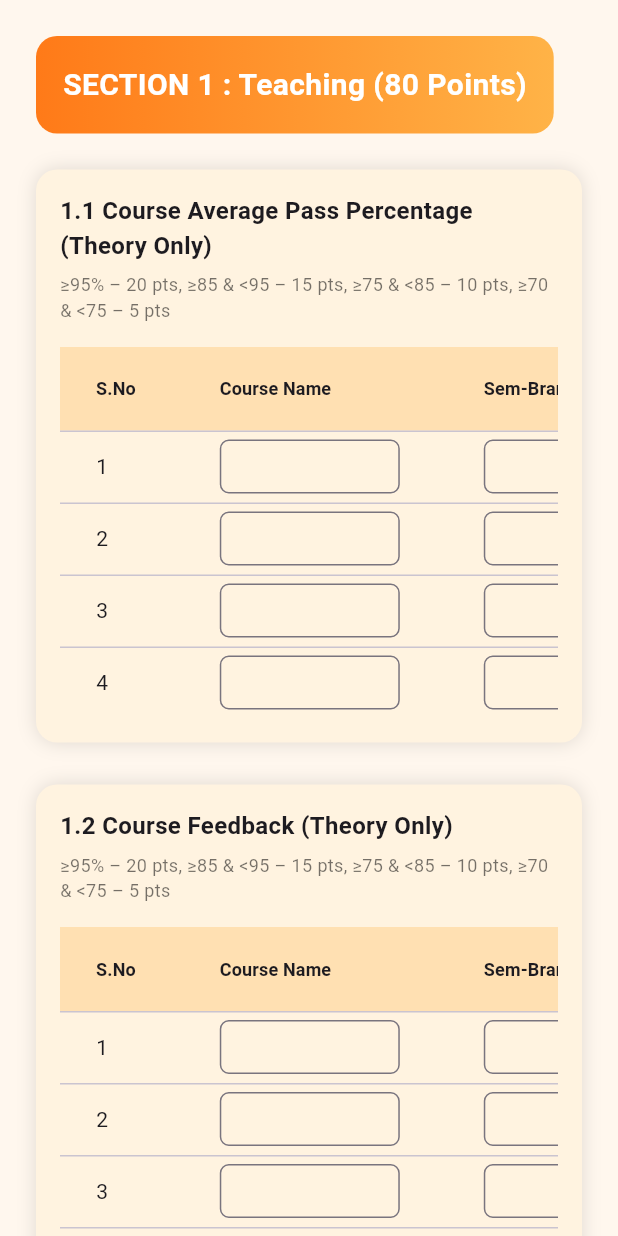
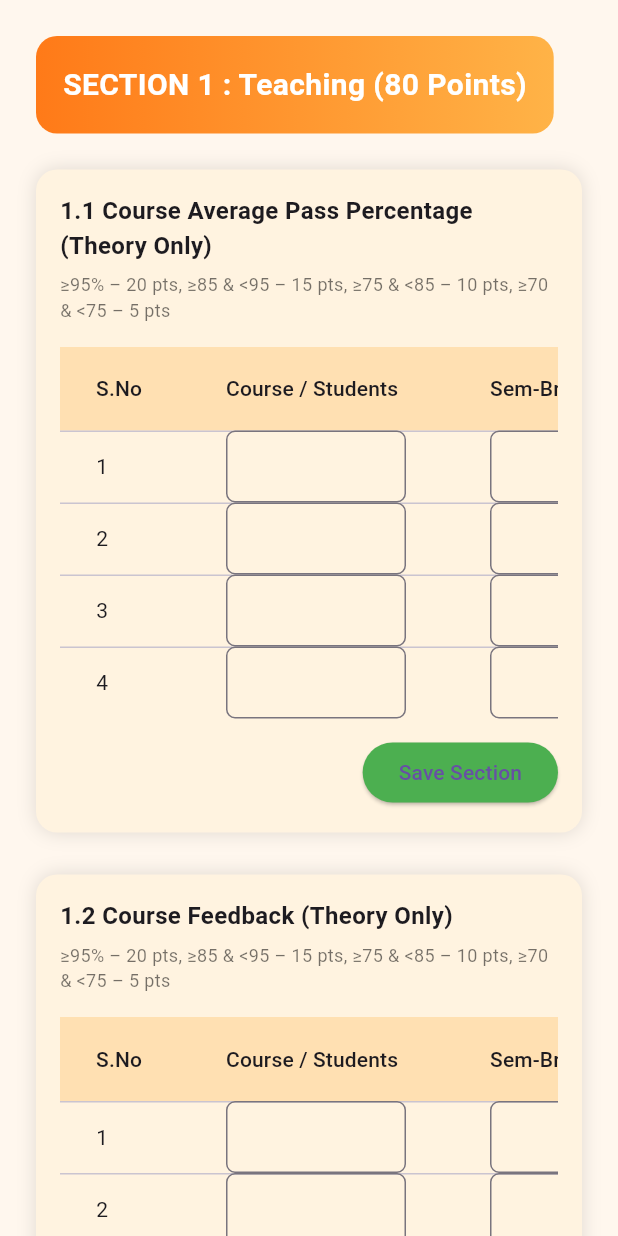
Before and after one commit to haribabu-ctrl/facultyproject1, a Flutter app: the TeachingPage widget shown alone on an empty page, opened directly, on a phone screen of 412 x 824 dp. Run offline on Flutter 3.47's test engine with Material 3 defaults, Android fonts, the light colour scheme and no system bars; our stand-ins replace google_fonts.

Commit message:
Made updates to the project

```diff
--- a/lib/Screens/portofiloscreen/portofilopage.dart
+++ b/lib/Screens/portofiloscreen/portofilopage.dart
@@ -40,7 +40,8 @@ class _FacultyPortfolioPageState extends State<FacultyPortfolioPage> {
   }
 
   double get totalWithoutInterpersonal =>
-      scores.entries.where((e) => e.key != "Interpersonal Skills")
+      scores.entries
+          .where((e) => e.key != "Interpersonal Skills")
           .fold(0, (sum, e) => sum + e.value);
 
   double get grandTotal =>
@@ -49,6 +50,11 @@ class _FacultyPortfolioPageState extends State<FacultyPortfolioPage> {
   @override
   Widget build(BuildContext context) {
     return Scaffold(
+      appBar: AppBar(
+        title: const Text("Faculty Portfolio"),
+        centerTitle: true,
+        backgroundColor: const Color(0xffFF7A18),
+      ),
       backgroundColor: const Color(0xffF6F6F6),
       body: SingleChildScrollView(
         padding: const EdgeInsets.all(20),
@@ -67,14 +73,19 @@ class _FacultyPortfolioPageState extends State<FacultyPortfolioPage> {
               child: const Column(
                 crossAxisAlignment: CrossAxisAlignment.start,
                 children: [
-                  Text("Faculty Performance Portfolio",
+                  Text(
+                    "Faculty Performance Portfolio",
                     style: TextStyle(
                       fontSize: 24,
                       fontWeight: FontWeight.bold,
-                          color: Colors.white)),
+                      color: Colors.white,
+                    ),
+                  ),
                   SizedBox(height: 6),
-                  Text("Annual Review (2025–26)",
-                      style: TextStyle(color: Colors.white70)),
+                  Text(
+                    "Annual Review (2025–26)",
+                    style: TextStyle(color: Colors.white70),
+                  ),
                 ],
               ),
             ),
@@ -105,8 +116,6 @@ class _FacultyPortfolioPageState extends State<FacultyPortfolioPage> {
     );
   }
 
-  /// ================== WIDGETS ==================
-
   Widget _scoreCard(String title) {
     final max = maxScores[title]!;
     final value = scores[title]!;
@@ -117,11 +126,11 @@ class _FacultyPortfolioPageState extends State<FacultyPortfolioPage> {
       decoration: BoxDecoration(
         color: Colors.white,
         borderRadius: BorderRadius.circular(18),
-        boxShadow: [
+        boxShadow: const [
           BoxShadow(
             color: Colors.black12,
             blurRadius: 10,
-          )
+          ),
         ],
       ),
       child: Column(
@@ -132,8 +141,7 @@ class _FacultyPortfolioPageState extends State<FacultyPortfolioPage> {
               CircleAvatar(
                 backgroundColor:
                     indicatorColor(value, max).withOpacity(0.15),
-                child: Icon(icons[title],
-                    color: indicatorColor(value, max)),
+                child: Icon(icons[title], color: indicatorColor(value, max)),
               ),
               const Spacer(),
               Text("Max ${max.toInt()}",
@@ -142,8 +150,8 @@ class _FacultyPortfolioPageState extends State<FacultyPortfolioPage> {
           ),
           const SizedBox(height: 12),
           Text(title,
-              style:
-                  const TextStyle(fontSize: 16, fontWeight: FontWeight.bold)),
+              style: const TextStyle(
+                  fontSize: 16, fontWeight: FontWeight.bold)),
           const SizedBox(height: 8),
           TextField(
             keyboardType: TextInputType.number,
@@ -176,12 +184,16 @@ class _FacultyPortfolioPageState extends State<FacultyPortfolioPage> {
     return Container(
       padding: const EdgeInsets.all(20),
       decoration: BoxDecoration(
-          color: Colors.white, borderRadius: BorderRadius.circular(18)),
+        color: Colors.white,
+        borderRadius: BorderRadius.circular(18),
+      ),
       child: Column(
         crossAxisAlignment: CrossAxisAlignment.start,
         children: [
-          const Text("Performance Summary",
-              style: TextStyle(fontSize: 18, fontWeight: FontWeight.bold)),
+          const Text(
+            "Performance Summary",
+            style: TextStyle(fontSize: 18, fontWeight: FontWeight.bold),
+          ),
           const SizedBox(height: 16),
           _summaryRow("Total Score", totalWithoutInterpersonal, 200),
           _summaryRow("Grand Total", grandTotal, 250),
@@ -212,20 +224,23 @@ class _FacultyPortfolioPageState extends State<FacultyPortfolioPage> {
     return Container(
       padding: const EdgeInsets.all(20),
       decoration: BoxDecoration(
-          color: Colors.white, borderRadius: BorderRadius.circular(18)),
+        color: Colors.white,
+        borderRadius: BorderRadius.circular(18),
+      ),
       child: Column(
         crossAxisAlignment: CrossAxisAlignment.start,
         children: [
-          const Text("Detailed Performance Breakdown",
-              style: TextStyle(fontSize: 18, fontWeight: FontWeight.bold)),
+          const Text(
+            "Detailed Performance Breakdown",
+            style: TextStyle(fontSize: 18, fontWeight: FontWeight.bold),
+          ),
           const SizedBox(height: 16),
           Table(
             border: TableBorder.all(color: Colors.grey.shade300),
             children: [
               _row("Category", "Max", "Score", "%", header: true),
               ...scores.keys.map((k) {
-                final percent =
-                    (scores[k]! / maxScores[k]!) * 100;
+                final percent = (scores[k]! / maxScores[k]!) * 100;
                 return _row(
                   k,
                   maxScores[k]!.toInt().toString(),
@@ -233,13 +248,20 @@ class _FacultyPortfolioPageState extends State<FacultyPortfolioPage> {
                   "${percent.toStringAsFixed(0)}%",
                 );
               }),
-              _row("Total (without Interpersonal)", "200",
+              _row(
+                "Total (without Interpersonal)",
+                "200",
                 totalWithoutInterpersonal.toInt().toString(),
-                  "${(totalWithoutInterpersonal / 200 * 100).toStringAsFixed(0)}%"),
-              _row("Grand Total", "250", grandTotal.toInt().toString(),
-                  "${(grandTotal / 250 * 100).toStringAsFixed(0)}%"),
+                "${(totalWithoutInterpersonal / 200 * 100).toStringAsFixed(0)}%",
+              ),
+              _row(
+                "Grand Total",
+                "250",
+                grandTotal.toInt().toString(),
+                "${(grandTotal / 250 * 100).toStringAsFixed(0)}%",
+              ),
             ],
-          )
+          ),
         ],
       ),
     );
@@ -248,15 +270,18 @@ class _FacultyPortfolioPageState extends State<FacultyPortfolioPage> {
   TableRow _row(String a, String b, String c, String d,
       {bool header = false}) {
     return TableRow(
-      decoration: BoxDecoration(
-          color: header ? Colors.orange.shade100 : null),
+      decoration:
+          BoxDecoration(color: header ? Colors.orange.shade100 : null),
       children: [a, b, c, d]
           .map((e) => Padding(
                 padding: const EdgeInsets.all(10),
-                child: Text(e,
+                child: Text(
+                  e,
                   style: TextStyle(
                     fontWeight:
-                            header ? FontWeight.bold : FontWeight.normal)),
+                        header ? FontWeight.bold : FontWeight.normal,
+                  ),
+                ),
               ))
           .toList(),
     );
--- a/lib/Screens/portofiloscreen/teaching.dart
+++ b/lib/Screens/portofiloscreen/teaching.dart
@@ -1,16 +1,91 @@
 import 'package:flutter/material.dart';
 
-class TeachingPage extends StatelessWidget {
+class TeachingPage extends StatefulWidget {
   const TeachingPage({super.key});
 
   @override
+  State<TeachingPage> createState() => _TeachingPageState();
+}
+
+class _TeachingPageState extends State<TeachingPage> {
+  // ================= COMMON =================
+  double calculatePoints(double percent) {
+    if (percent >= 95) return 20;
+    if (percent >= 85) return 15;
+    if (percent >= 75) return 10;
+    if (percent >= 70) return 5;
+    return 0;
+  }
+
+  Color pointColor(double p) {
+    if (p >= 20) return Colors.green;
+    if (p >= 10) return Colors.orange;
+    if (p > 0) return Colors.red;
+    return Colors.grey;
+  }
+
+  Widget textInput() => SizedBox(
+        width: 120,
+        child: TextField(
+          decoration: InputDecoration(
+            isDense: true,
+            border: OutlineInputBorder(borderRadius: BorderRadius.circular(6)),
+          ),
+        ),
+      );
+
+  Widget numberInput(TextEditingController c) => SizedBox(
+        width: 120,
+        child: TextField(
+          controller: c,
+          keyboardType: TextInputType.number,
+          onChanged: (_) => setState(() {}),
+          decoration: InputDecoration(
+            isDense: true,
+            border: OutlineInputBorder(borderRadius: BorderRadius.circular(6)),
+          ),
+        ),
+      );
+
+  double avg(List<double> p) => p.reduce((a, b) => a + b) / p.length;
+
+  // ================= SECTION 1.1 =================
+  final s1A = List.generate(4, (_) => TextEditingController());
+  final s1B = List.generate(4, (_) => TextEditingController());
+  final s1Points = List.filled(4, 0.0);
+  double s1Avg = 0;
+
+  // ================= SECTION 1.2 =================
+  final s2Feedback = List.generate(4, (_) => TextEditingController());
+  final s2Points = List.filled(4, 0.0);
+  double s2Avg = 0;
+
+  // ================= SECTION 1.3 =================
+  final s3A = List.generate(4, (_) => TextEditingController());
+  final s3B = List.generate(4, (_) => TextEditingController());
+  final s3Points = List.filled(4, 0.0);
+  double s3Avg = 0;
+
+  // ================= SECTION 1.4 =================
+  final s4A = List.generate(4, (_) => TextEditingController());
+  final s4B = List.generate(4, (_) => TextEditingController());
+  final s4Points = List.filled(4, 0.0);
+  double s4Avg = 0;
+
+  @override
+  void dispose() {
+    for (var c in s1A + s1B + s2Feedback + s3A + s3B + s4A + s4B) {
+      c.dispose();
+    }
+    super.dispose();
+  }
+
+  // ================= UI =================
+  @override
   Widget build(BuildContext context) {
     return SingleChildScrollView(
-      key: const ValueKey("Teaching"),
       padding: const EdgeInsets.all(24),
-      child: Column(
-        crossAxisAlignment: CrossAxisAlignment.start,
-        children: [
+      child: Column(crossAxisAlignment: CrossAxisAlignment.start, children: [
         /// HEADER
         Container(
           padding: const EdgeInsets.all(18),
@@ -25,155 +100,215 @@ class TeachingPage extends StatelessWidget {
             style: TextStyle(
                 fontSize: 20,
                 fontWeight: FontWeight.bold,
-                color: Colors.white,
+                color: Colors.white),
           ),
         ),
-          ),
-
         const SizedBox(height: 24),
 
-          _sectionCard(
+        /// 1.1 Pass Percentage
+        buildABSection(
           title: "1.1 Course Average Pass Percentage (Theory Only)",
           note:
               "≥95% – 20 pts, ≥85 & <95 – 15 pts, ≥75 & <85 – 10 pts, ≥70 & <75 – 5 pts",
-            columns: const [
-              "S.No",
-              "Course Name",
-              "Sem-Branch-Sec",
-              "Students Appeared (A)",
-              "Students Passed (B)",
-              "Pass % (B/A*100)",
-              "Points Claimed",
-              "Average Points",
-            ],
+          aCtrls: s1A,
+          bCtrls: s1B,
+          points: s1Points,
+          savedAvg: s1Avg,
+          onSave: () => setState(() => s1Avg = avg(s1Points)),
         ),
 
-          _sectionCard(
+        /// 1.2 Feedback
+        buildFeedbackSection(
           title: "1.2 Course Feedback (Theory Only)",
           note:
               "≥95% – 20 pts, ≥85 & <95 – 15 pts, ≥75 & <85 – 10 pts, ≥70 & <75 – 5 pts",
-            columns: const [
-              "S.No",
-              "Course Name",
-              "Sem-Branch-Sec",
-              "No. of Students",
-              "Feedback %",
-              "Points Claimed",
-              "Average Points",
-            ],
+          ctrls: s2Feedback,
+          points: s2Points,
+          savedAvg: s2Avg,
+          onSave: () => setState(() => s2Avg = avg(s2Points)),
         ),
 
-          _sectionCard(
+        /// 1.3 Proctoring
+        buildABSection(
           title: "1.3 Proctoring Students Average Pass Percentage",
           note:
               "≥80% – 20 pts, ≥70 & <80 – 15 pts, ≥60 & <70 – 10 pts, ≥50 & <60 – 5 pts",
-            columns: const [
-              "S.No",
-              "Students Allotted",
-              "Sem-Branch-Sec",
-              "Eligible for Exams (A)",
-              "Students Passed (B)",
-              "Pass % (B/A*100)",
-              "Points Claimed",
-              "Average Points",
-            ],
+          aCtrls: s3A,
+          bCtrls: s3B,
+          points: s3Points,
+          savedAvg: s3Avg,
+          onSave: () => setState(() => s3Avg = avg(s3Points)),
         ),
 
-          _sectionCard(
+        /// 1.4 CO Attainment
+        buildABSection(
           title: "1.4 CO Attainment (Theory Only)",
-            note:
-                "100% – 20 pts, 80% – 15 pts, 60% – 10 pts, 40% – 5 pts",
-            columns: const [
-              "S.No",
-              "Course Name",
-              "Sem-Branch-Sec",
-              "No. of COs (A)",
-              "COs Attained (B)",
-              "Percentage (B/A*100)",
-              "Points Claimed",
-              "Average Points",
-            ],
+          note: "100% – 20 pts, 80% – 15 pts, 60% – 10 pts, 40% – 5 pts",
+          aCtrls: s4A,
+          bCtrls: s4B,
+          points: s4Points,
+          savedAvg: s4Avg,
+          onSave: () => setState(() => s4Avg = avg(s4Points)),
         ),
-        ],
-      ),
+
+        /// ================= SUMMARY TABLE =================
+        const SizedBox(height: 24),
+        buildSummaryTable(),
+      ]),
     );
   }
 
-  /// ---------- SECTION CARD ----------
-  Widget _sectionCard({
+  // ================= BUILDERS =================
+
+  Widget buildABSection({
     required String title,
     required String note,
-    required List<String> columns,
+    required List<TextEditingController> aCtrls,
+    required List<TextEditingController> bCtrls,
+    required List<double> points,
+    required double savedAvg,
+    required VoidCallback onSave,
   }) {
+    return buildContainer(
+      title,
+      note,
+      List.generate(4, (i) {
+        final a = double.tryParse(aCtrls[i].text) ?? 0;
+        final b = double.tryParse(bCtrls[i].text) ?? 0;
+        final percent = a == 0 ? 0.0 : (b / a) * 100.0;
+        points[i] = calculatePoints(percent);
+
+        return [
+          Text("${i + 1}"),
+          textInput(),
+          textInput(),
+          numberInput(aCtrls[i]),
+          numberInput(bCtrls[i]),
+          Text(percent == 0 ? "-" : percent.toStringAsFixed(1)),
+          Text(points[i] == 0 ? "-" : points[i].toString(),
+              style: TextStyle(color: pointColor(points[i]))),
+          Text(savedAvg == 0 ? "-" : savedAvg.toStringAsFixed(1)),
+        ];
+      }),
+      onSave,
+    );
+  }
+
+  Widget buildFeedbackSection({
+    required String title,
+    required String note,
+    required List<TextEditingController> ctrls,
+    required List<double> points,
+    required double savedAvg,
+    required VoidCallback onSave,
+  }) {
+    return buildContainer(
+      title,
+      note,
+      List.generate(4, (i) {
+        final p = double.tryParse(ctrls[i].text) ?? 0;
+        points[i] = calculatePoints(p);
+
+        return [
+          Text("${i + 1}"),
+          textInput(),
+          textInput(),
+          numberInput(ctrls[i]),
+          const Text("-"),
+          Text(p == 0 ? "-" : p.toStringAsFixed(1)),
+          Text(points[i] == 0 ? "-" : points[i].toString(),
+              style: TextStyle(color: pointColor(points[i]))),
+          Text(savedAvg == 0 ? "-" : savedAvg.toStringAsFixed(1)),
+        ];
+      }),
+      onSave,
+    );
+  }
+
+  Widget buildContainer(
+    String title,
+    String note,
+    List<List<Widget>> rows,
+    VoidCallback onSave,
+  ) {
     return Container(
       margin: const EdgeInsets.only(bottom: 28),
       padding: const EdgeInsets.all(16),
       decoration: BoxDecoration(
         color: const Color(0xFFFFF3E0),
         borderRadius: BorderRadius.circular(14),
-        boxShadow: const [
-          BoxShadow(color: Colors.black12, blurRadius: 10),
-        ],
+        boxShadow: const [BoxShadow(color: Colors.black12, blurRadius: 10)],
       ),
-      child: Column(
-        crossAxisAlignment: CrossAxisAlignment.start,
-        children: [
+      child: Column(crossAxisAlignment: CrossAxisAlignment.start, children: [
         Text(title,
             style:
                 const TextStyle(fontSize: 16, fontWeight: FontWeight.bold)),
         const SizedBox(height: 6),
-          Text(note,
-              style: const TextStyle(fontSize: 12, color: Colors.black54)),
+        Text(note, style: const TextStyle(fontSize: 12, color: Colors.black54)),
         const SizedBox(height: 16),
-
-          /// TABLE
         SingleChildScrollView(
           scrollDirection: Axis.horizontal,
           child: DataTable(
-              headingRowColor: MaterialStateProperty.all(
-                const Color(0xFFFFE0B2),
-              ),
-              columns: columns
-                  .map(
-                    (c) => DataColumn(
-                      label: Text(
-                        c,
-                        style: const TextStyle(
-                            fontWeight: FontWeight.bold, fontSize: 12),
+            headingRowColor:
+                MaterialStateProperty.all(const Color(0xFFFFE0B2)),
+            columns: const [
+              DataColumn(label: Text("S.No")),
+              DataColumn(label: Text("Course / Students")),
+              DataColumn(label: Text("Sem-Branch-Sec")),
+              DataColumn(label: Text("A / Feedback")),
+              DataColumn(label: Text("B")),
+              DataColumn(label: Text("Percentage")),
+              DataColumn(label: Text("Points Claimed")),
+              DataColumn(label: Text("Average Points")),
+            ],
+            rows: rows.map((r) => DataRow(cells: r.map(DataCell.new).toList())).toList(),
           ),
         ),
-                  )
-                  .toList(),
-              rows: List.generate(
-                4,
-                (index) => DataRow(
-                  cells: List.generate(
-                    columns.length,
-                    (cellIndex) => DataCell(
-                      cellIndex == 0
-                          ? Text("${index + 1}")
-                          : SizedBox(
-                              width: 120,
-                              child: TextField(
-                                decoration: InputDecoration(
-                                  isDense: true,
-                                  contentPadding:
-                                      const EdgeInsets.symmetric(
-                                          horizontal: 8, vertical: 6),
-                                  border: OutlineInputBorder(
-                                    borderRadius: BorderRadius.circular(6),
+        const SizedBox(height: 12),
+        Align(
+          alignment: Alignment.centerRight,
+          child: ElevatedButton(
+            style: ElevatedButton.styleFrom(backgroundColor: Colors.green),
+            onPressed: onSave,
+            child: const Text("Save Section"),
           ),
         ),
+      ]),
+    );
+  }
+
+  Widget buildSummaryTable() {
+    final sections = ["1.1 Pass %", "1.2 Feedback", "1.3 Proctoring", "1.4 CO Attainment"];
+    final averages = [s1Avg, s2Avg, s3Avg, s4Avg];
+
+    return Container(
+      padding: const EdgeInsets.all(16),
+      decoration: BoxDecoration(
+        color: const Color(0xFFE0F7FA),
+        borderRadius: BorderRadius.circular(14),
+        boxShadow: const [BoxShadow(color: Colors.black12, blurRadius: 10)],
+      ),
+      child: Column(crossAxisAlignment: CrossAxisAlignment.start, children: [
+        const Text("Teaching Summary",
+            style: TextStyle(fontSize: 16, fontWeight: FontWeight.bold)),
+        const SizedBox(height: 16),
+        SingleChildScrollView(
+          scrollDirection: Axis.horizontal,
+          child: DataTable(
+            headingRowColor: MaterialStateProperty.all(const Color(0xFFB2EBF2)),
+            columns: const [
+              DataColumn(label: Text("Section")),
+              DataColumn(label: Text("Average Points")),
+            ],
+            rows: List.generate(
+                sections.length,
+                (i) => DataRow(cells: [
+                      DataCell(Text(sections[i])),
+                      DataCell(Text(averages[i] == 0 ? "-" : averages[i].toStringAsFixed(1))),
+                    ])),
           ),
         ),
-                    ),
-                  ),
-                ),
-              ),
-            ),
-          ),
-        ],
-      ),
+      ]),
     );
   }
 }
--- a/lib/Widgets/sidebar.dart
+++ b/lib/Widgets/sidebar.dart
@@ -1,5 +1,7 @@
 import 'package:faculty_app1/Screens/portofiloscreen/Expertise&recognition.dart';
 import 'package:faculty_app1/Screens/portofiloscreen/administration.dart';
+import 'package:faculty_app1/Screens/portofiloscreen/dashboard.dart';
+import 'package:faculty_app1/Screens/portofiloscreen/portofilopage.dart';
 import 'package:faculty_app1/Screens/portofiloscreen/researchpage.dart/2.4Patents.dart';
 import 'package:faculty_app1/Screens/portofiloscreen/researchpage.dart/2.3bookschaptersConfirrence.dart';
 import 'package:faculty_app1/Screens/portofiloscreen/researchpage.dart/2.2guiding%20PH.D%20Scholors.dart';
@@ -58,7 +60,7 @@ class Sidebar extends StatelessWidget {
             ),
             const SizedBox(height: 20),
 
-            _menuItem("Dashboard", Icons.dashboard, TeachingPage()),
+            _menuItem("Dashboard", Icons.dashboard, FacultyPortfolioPage()),
             _menuItem("Teaching", Icons.menu_book, TeachingPage()),
 
             // ===== Research Section =====
```
Lines whose indentation alone changed are shown as unchanged.
